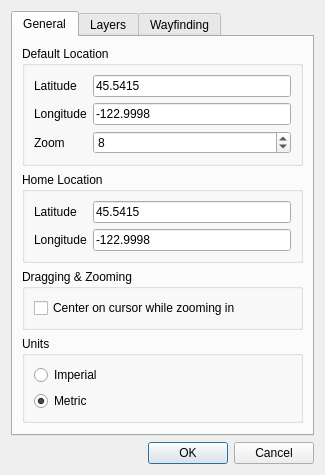
Qt form settingsdialog.ui (archnemesis/OSMExplorer) before a commit.
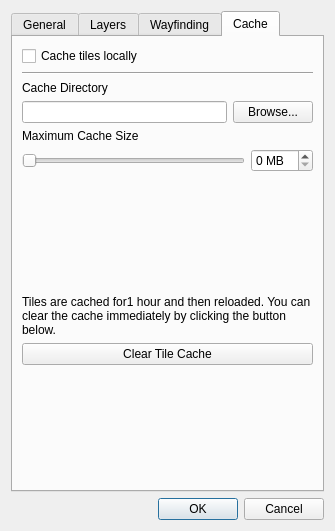
The same form after that commit. The open tabs and pages were chosen to show the change.

The edit to the form file:
```diff
--- a/settingsdialog.ui
+++ b/settingsdialog.ui
@@ -6,8 +6,8 @@
    <rect>
     <x>0</x>
     <y>0</y>
-    <width>325</width>
-    <height>475</height>
+    <width>335</width>
+    <height>481</height>
    </rect>
   </property>
   <property name="windowTitle">
@@ -61,14 +61,14 @@
             </property>
            </widget>
           </item>
-          <item row="2" column="0">
+          <item row="3" column="0">
            <widget class="QLabel" name="label_3">
             <property name="text">
              <string>Zoom</string>
             </property>
            </widget>
           </item>
-          <item row="2" column="1">
+          <item row="3" column="1">
            <widget class="QSpinBox" name="spnDefaultZoom">
             <property name="maximum">
              <number>18</number>
@@ -78,6 +78,13 @@
             </property>
            </widget>
           </item>
+          <item row="2" column="1">
+           <widget class="QPushButton" name="btnChooseDefaultLocation">
+            <property name="text">
+             <string>Choose Location...</string>
+            </property>
+           </widget>
+          </item>
          </layout>
         </widget>
        </item>
@@ -118,6 +125,13 @@
             </property>
            </widget>
           </item>
+          <item row="2" column="1">
+           <widget class="QPushButton" name="btnChooseHomeLocation">
+            <property name="text">
+             <string>Choose Location...</string>
+            </property>
+           </widget>
+          </item>
          </layout>
         </widget>
        </item>
@@ -282,6 +296,116 @@
        </item>
       </layout>
      </widget>
+     <widget class="QWidget" name="tab_4">
+      <attribute name="title">
+       <string>Cache</string>
+      </attribute>
+      <layout class="QVBoxLayout" name="verticalLayout_6">
+       <item>
+        <widget class="QCheckBox" name="checkBox">
+         <property name="text">
+          <string>Cache tiles locally</string>
+         </property>
+        </widget>
+       </item>
+       <item>
+        <widget class="Line" name="line">
+         <property name="orientation">
+          <enum>Qt::Horizontal</enum>
+         </property>
+        </widget>
+       </item>
+       <item>
+        <widget class="QLabel" name="label_10">
+         <property name="text">
+          <string>Cache Directory</string>
+         </property>
+        </widget>
+       </item>
+       <item>
+        <layout class="QHBoxLayout" name="horizontalLayout_2">
+         <item>
+          <widget class="QLineEdit" name="lineEdit"/>
+         </item>
+         <item>
+          <widget class="QPushButton" name="pushButton">
+           <property name="text">
+            <string>Browse...</string>
+           </property>
+          </widget>
+         </item>
+        </layout>
+       </item>
+       <item>
+        <widget class="QLabel" name="label_11">
+         <property name="text">
+          <string>Maximum Cache Size</string>
+         </property>
+        </widget>
+       </item>
+       <item>
+        <layout class="QHBoxLayout" name="horizontalLayout_3">
+         <item>
+          <widget class="QSlider" name="horizontalSlider">
+           <property name="orientation">
+            <enum>Qt::Horizontal</enum>
+           </property>
+          </widget>
+         </item>
+         <item>
+          <widget class="QSpinBox" name="spinBox">
+           <property name="suffix">
+            <string> MB</string>
+           </property>
+          </widget>
+         </item>
+        </layout>
+       </item>
+       <item>
+        <spacer name="verticalSpacer_4">
+         <property name="orientation">
+          <enum>Qt::Vertical</enum>
+         </property>
+         <property name="sizeHint" stdset="0">
+          <size>
+           <width>20</width>
+           <height>93</height>
+          </size>
+         </property>
+        </spacer>
+       </item>
+       <item>
+        <widget class="QLabel" name="label_12">
+         <property name="text">
+          <string>Tiles are cached for1 hour and then reloaded. You can clear the cache immediately by clicking the button below.</string>
+         </property>
+         <property name="wordWrap">
+          <bool>true</bool>
+         </property>
+        </widget>
+       </item>
+       <item>
+        <widget class="QPushButton" name="pushButton_2">
+         <property name="text">
+          <string>Clear Tile Cache</string>
+         </property>
+        </widget>
+       </item>
+       <item>
+        <spacer name="verticalSpacer_3">
+         <property name="orientation">
+          <enum>Qt::Vertical</enum>
+         </property>
+         <property name="sizeHint" stdset="0">
+          <size>
+           <width>20</width>
+           <height>93</height>
+          </size>
+         </property>
+        </spacer>
+       </item>
+      </layout>
+     </widget>
     </widget>
    </item>
    <item>
```
